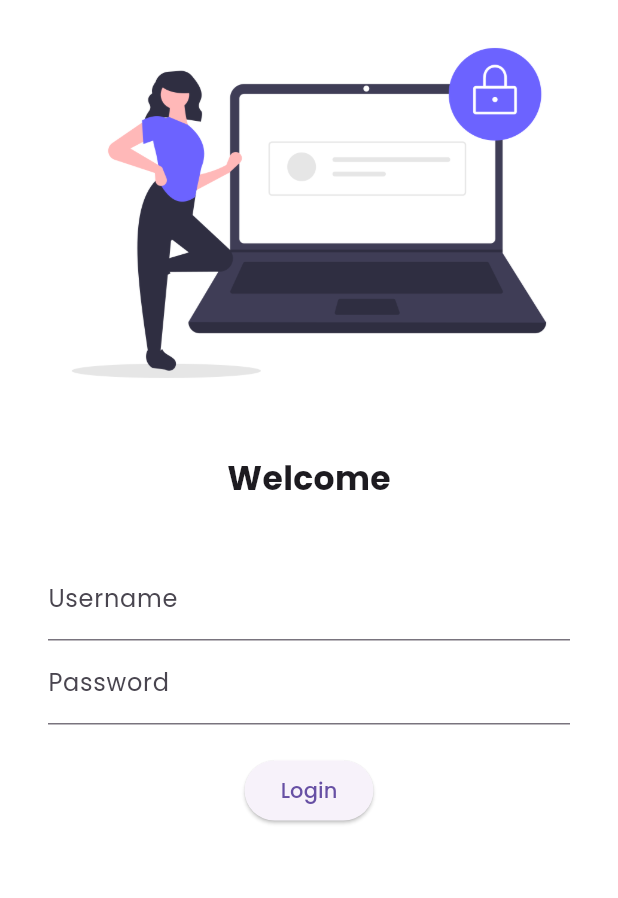
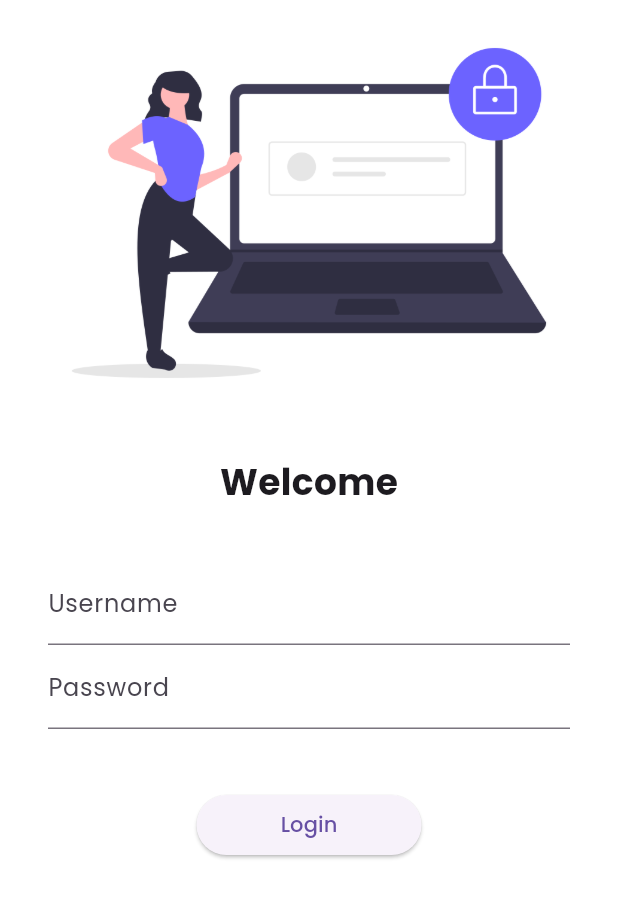
Before and after one commit to aarnvvv/flutter, a Flutter app: the screen it shows after launch, on a phone screen of 412 x 824 dp. Shown: the top 898 px of the screen. Run offline on Flutter 3.47's test engine with Material 3 defaults, Android fonts, the phone set to English and light mode, and no system bars; our stand-ins replace google_fonts.

Commit message:
day6 completed

```diff
--- a/lib/main.dart
+++ b/lib/main.dart
@@ -1,5 +1,6 @@
 import 'package:flutter/material.dart';
 import 'package:flutter_catalog/pages/login_page.dart';
+import 'package:flutter_catalog/utils/routes.dart';
 import 'package:google_fonts/google_fonts.dart';
 import 'pages/home_page.dart';
 
@@ -24,8 +25,8 @@ class MyApp extends StatelessWidget {
       initialRoute: "/login",
       routes: {
         "/": (context) => const LoginPage(),
-        "/home": (context) => const HomePage(),
-        "/login": (context) => const LoginPage(),
+        MyRoutes.homeRoute: (context) => const HomePage(),
+        MyRoutes.loginRoute: (context) => const LoginPage(),
       },
     );
   }
--- a/lib/pages/login_page.dart
+++ b/lib/pages/login_page.dart
@@ -1,6 +1,7 @@
 // ignore_for_file: prefer_const_constructors
 
 import 'package:flutter/material.dart';
+import 'package:flutter_catalog/utils/routes.dart';
 
 class LoginPage extends StatelessWidget {
   const LoginPage({super.key});
@@ -9,6 +10,7 @@ class LoginPage extends StatelessWidget {
   Widget build(BuildContext context) {
     return Material(
       color: Colors.white,
+      child: SingleChildScrollView(
         child: Column(
           children: [
             Image.asset(
@@ -21,7 +23,7 @@ class LoginPage extends StatelessWidget {
             Text(
               "Welcome",
               style: TextStyle(
-              fontSize: 22,
+                fontSize: 24,
                 fontWeight: FontWeight.bold,
               ),
             ),
@@ -49,13 +51,13 @@ class LoginPage extends StatelessWidget {
                     ),
                   ),
                   SizedBox(
-                  height: 20.0,
+                    height: 40.0,
                   ),
                   ElevatedButton(
                     onPressed: () {
-                    print("Hi World");
+                      Navigator.pushNamed(context, MyRoutes.homeRoute);
                     },
-                  style: TextButton.styleFrom(),
+                    style: TextButton.styleFrom(minimumSize: Size(150, 40)),
                     child: Text("Login"),
                   ),
                 ],
@@ -63,6 +65,7 @@ class LoginPage extends StatelessWidget {
             ),
           ],
         ),
+      ),
     );
   }
 }
--- /dev/null
+++ b/lib/utils/routes.dart
@@ -0,0 +1,4 @@
+class MyRoutes {
+  static String loginRoute = "/login";
+  static String homeRoute = "/home";
+}
```
Lines whose indentation alone changed are shown as unchanged.
